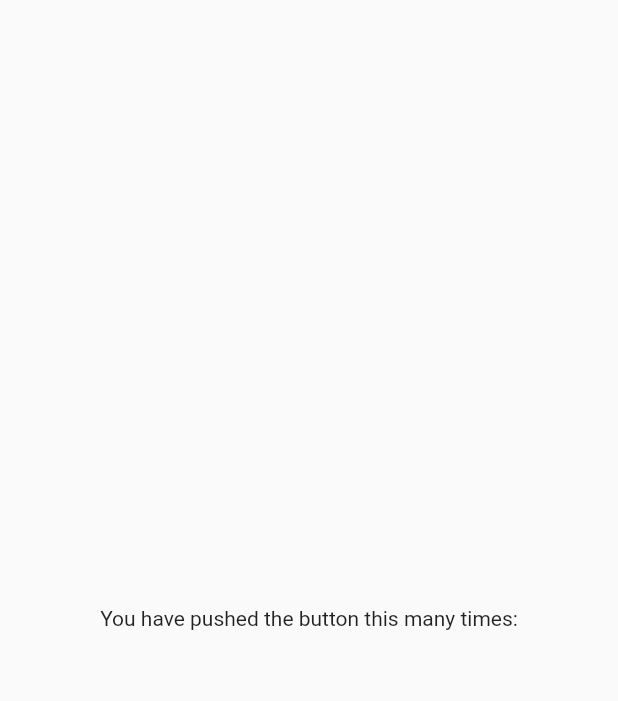
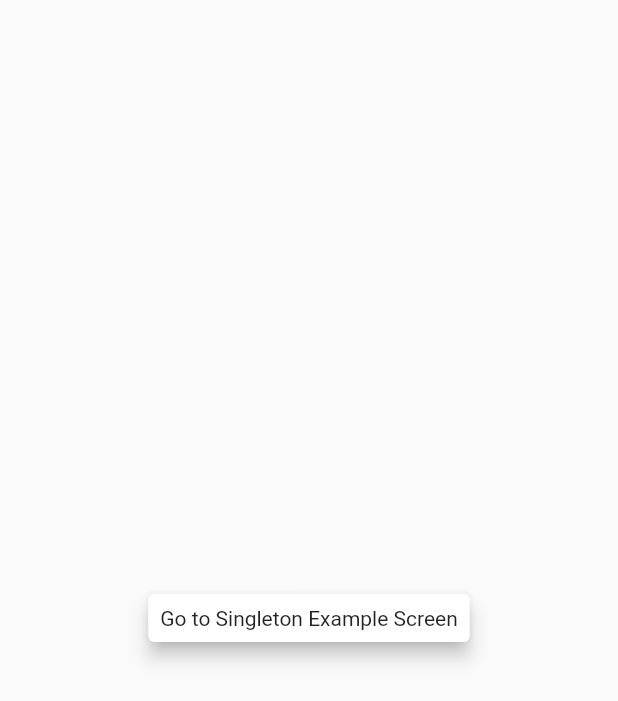
Before and after one commit to devilWithin/singleton_design_pattern, a Flutter app: the screen it shows after launch, on a phone screen of 412 x 824 dp. Shown: the top 701 px of the screen. Run offline on Flutter 3.47's test engine with Material 2 defaults, Android fonts, the phone set to English and light mode, and no system bars.

Commit message:
[ADD] - Logic for implementing singleton class using Dart method, and by definition - Summing up this logic in singleton_example.dart screen to demonstrate the usage of Singleton DP.

```diff
--- a/lib/main.dart
+++ b/lib/main.dart
@@ -1,6 +1,6 @@
 import 'package:flutter/material.dart';
+import 'package:singleton_design_pattern/views/home_screen.dart';
 
-import 'views/home_screen.dart';
 
 void main() {
   runApp(const MyApp());
@@ -16,7 +16,7 @@ class MyApp extends StatelessWidget {
       theme: ThemeData(
         primarySwatch: Colors.blue,
       ),
-      home: const MyHomePage(),
+      home: const HomeScreen(),
     );
   }
 }
--- a/lib/views/home_screen.dart
+++ b/lib/views/home_screen.dart
@@ -1,25 +1,28 @@
 import 'package:flutter/material.dart';
+import 'package:singleton_design_pattern/views/singleton_example.dart';
 
-class MyHomePage extends StatefulWidget {
-  const MyHomePage({super.key,});
+class HomeScreen extends StatelessWidget {
+  const HomeScreen({Key? key}) : super(key: key);
 
-
-  @override
-  State<MyHomePage> createState() => _MyHomePageState();
-}
-
-class _MyHomePageState extends State<MyHomePage> {
   @override
   Widget build(BuildContext context) {
     return Scaffold(
       body: Center(
-        child: Column(
-          mainAxisAlignment: MainAxisAlignment.center,
-          children: <Widget>[
-            const Text(
-              'You have pushed the button this many times:',
+        child: GestureDetector(
+          onTap: () {
+            Navigator.of(context).push(
+              MaterialPageRoute(
+                builder: (context) => const SingletonExample(),
+              ),
+            );
+          },
+          child: const Card(
+            elevation: 5,
+            child: Padding(
+              padding: EdgeInsets.all(8.0),
+              child: Text('Go to Singleton Example Screen'),
             ),
-          ],
+          ),
         ),
       ),
     );
```
Also changed, not shown: lib/models/example_state.dart (added, +16 -0 lines), lib/models/example_state_without_singleton.dart (added, +11 -0 lines), lib/models/state_by_definition.dart (added, +17 -0 lines), lib/views/singleton_example.dart (added, +74 -0 lines).
